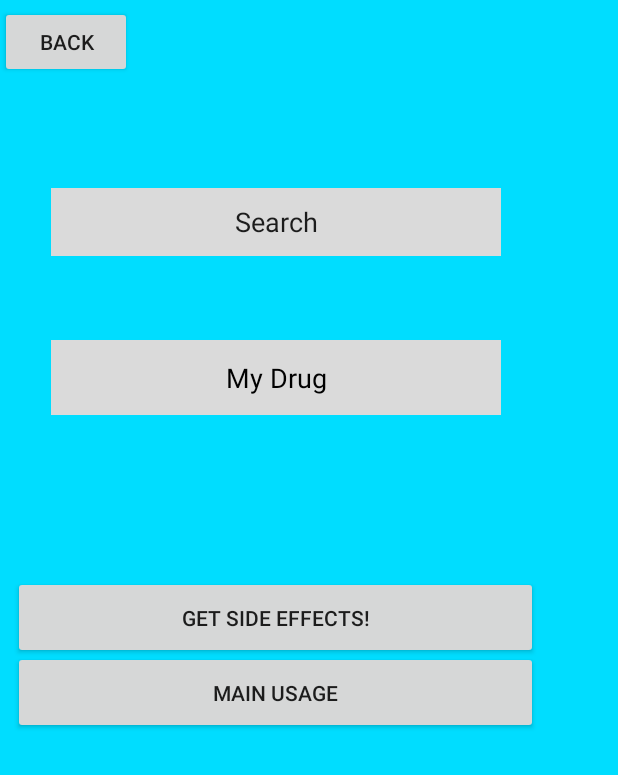
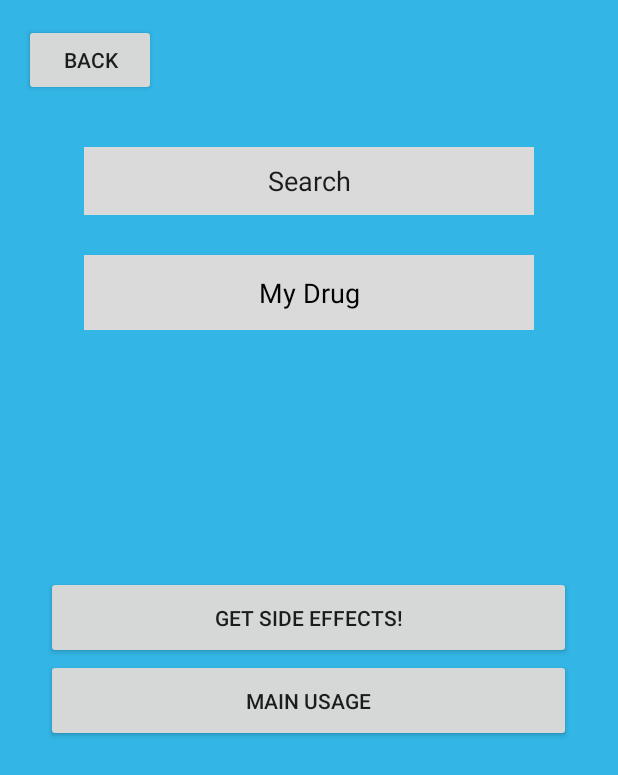
Before and after one commit to erlunlian/CameraTextRecognition, an Android app: the TypeActivity screen opened directly, with no data from a screen before it, on a phone screen of 412 x 824 dp. Shown: the top 775 px of the screen. Run offline under Robolectric (Android 15) with nearby library versions, the phone set to English and light mode, and no system bars.

```diff
--- a/app/src/main/res/layout/activity_type.xml
+++ b/app/src/main/res/layout/activity_type.xml
@@ -1,38 +1,25 @@
 <?xml version="1.0" encoding="utf-8"?>
-<android.support.constraint.ConstraintLayout xmlns:android="http://schemas.android.com/apk/res/android"
-    xmlns:app="http://schemas.android.com/apk/res-auto"
+<RelativeLayout xmlns:android="http://schemas.android.com/apk/res/android"
     xmlns:tools="http://schemas.android.com/tools"
+    android:id="@+id/activity_main"
     android:layout_width="match_parent"
     android:layout_height="match_parent"
-    android:background="@android:color/holo_blue_bright"
-    tools:context=".TypeActivity">
-
-    <RelativeLayout
-        android:layout_width="368dp"
-        android:layout_height="495dp"
-        android:layout_marginTop="4dp"
-        app:layout_constraintTop_toTopOf="parent"
-        tools:layout_editor_absoluteX="8dp">
+    android:background="@android:color/holo_blue_light"
+    android:paddingBottom="@dimen/activity_vertical_margin"
+    android:paddingLeft="@dimen/activity_horizontal_margin"
+    android:paddingRight="@dimen/activity_horizontal_margin"
+    android:paddingTop="@dimen/activity_vertical_margin"
+    tools:context="dev.edmt.androidcamerarecognitiontext.MainActivity">
 
     <Button
-            android:id="@+id/Button1"
-            android:layout_width="350dp"
-            android:layout_height="55dp"
-            android:layout_alignParentBottom="true"
-            android:layout_centerHorizontal="true"
-            android:layout_marginBottom="60dp"
-            android:text="@string/Submit" />
-
-        <TextView
-            android:id="@+id/textView"
-            android:layout_width="300dp"
-            android:layout_height="50dp"
-            android:layout_centerInParent="true"
-            android:background="#dadada"
-            android:gravity="center"
-            android:text="@string/Input"
-            android:textColor="@android:color/background_dark"
-            android:textSize="18sp" />
+        android:id="@+id/returnHome"
+        android:layout_width="wrap_content"
+        android:layout_height="wrap_content"
+        android:layout_alignParentStart="true"
+        android:layout_alignParentTop="true"
+        android:text="@string/back"
+        tools:layout_editor_absoluteX="8dp"
+        tools:layout_editor_absoluteY="4dp" />
 
     <EditText
         android:id="@+id/editText2"
@@ -40,31 +27,50 @@
         android:layout_height="45dp"
         android:layout_alignParentTop="true"
         android:layout_centerHorizontal="true"
-            android:layout_marginTop="121dp"
+        android:layout_marginTop="82dp"
         android:background="#dadada"
         android:ems="10"
-            android:gravity="center"
+        android:gravity="center_horizontal|center"
         android:imeOptions="actionDone"
         android:inputType="textPersonName"
-            android:text="@string/Default_Drug" />
-
-        <Button
-            android:id="@+id/returnHome"
-            android:layout_width="wrap_content"
-            android:layout_height="wrap_content"
-            android:layout_alignParentStart="true"
-            android:layout_alignParentTop="true"
-            android:text="@string/back" />
+        android:text="@string/Default_Drug"
+        tools:layout_editor_absoluteX="42dp"
+        tools:layout_editor_absoluteY="125dp" />
 
     <Button
         android:id="@+id/Purpose"
         android:layout_width="350dp"
         android:layout_height="55dp"
-            android:layout_alignParentBottom="true"
+        android:layout_below="@+id/Button1"
         android:layout_centerHorizontal="true"
-            android:layout_marginBottom="10dp"
-            android:text="@string/main_usage" />
+        android:gravity="center_horizontal|center"
+        android:text="@string/main_usage"
+        tools:layout_editor_absoluteX="17dp"
+        tools:layout_editor_absoluteY="434dp" />
 
+    <TextView
+        android:id="@+id/textView"
+        android:layout_width="300dp"
+        android:layout_height="50dp"
+        android:layout_alignParentTop="true"
+        android:layout_centerHorizontal="true"
+        android:layout_marginTop="154dp"
+        android:background="#dadada"
+        android:gravity="center_horizontal|center"
+        android:text="@string/Input"
+        android:textColor="@android:color/background_dark"
+        android:textSize="18sp"
+        tools:layout_editor_absoluteX="42dp"
+        tools:layout_editor_absoluteY="227dp" />
+
+    <Button
+        android:id="@+id/Button1"
+        android:layout_width="350dp"
+        android:layout_height="55dp"
+        android:layout_centerInParent="true"
+        android:gravity="center_horizontal|center"
+        android:text="@string/Submit"
+        tools:layout_editor_absoluteX="17dp"
+        tools:layout_editor_absoluteY="384dp" />
 
 </RelativeLayout>
-</android.support.constraint.ConstraintLayout>
```
Lines whose indentation alone changed are shown as unchanged.
